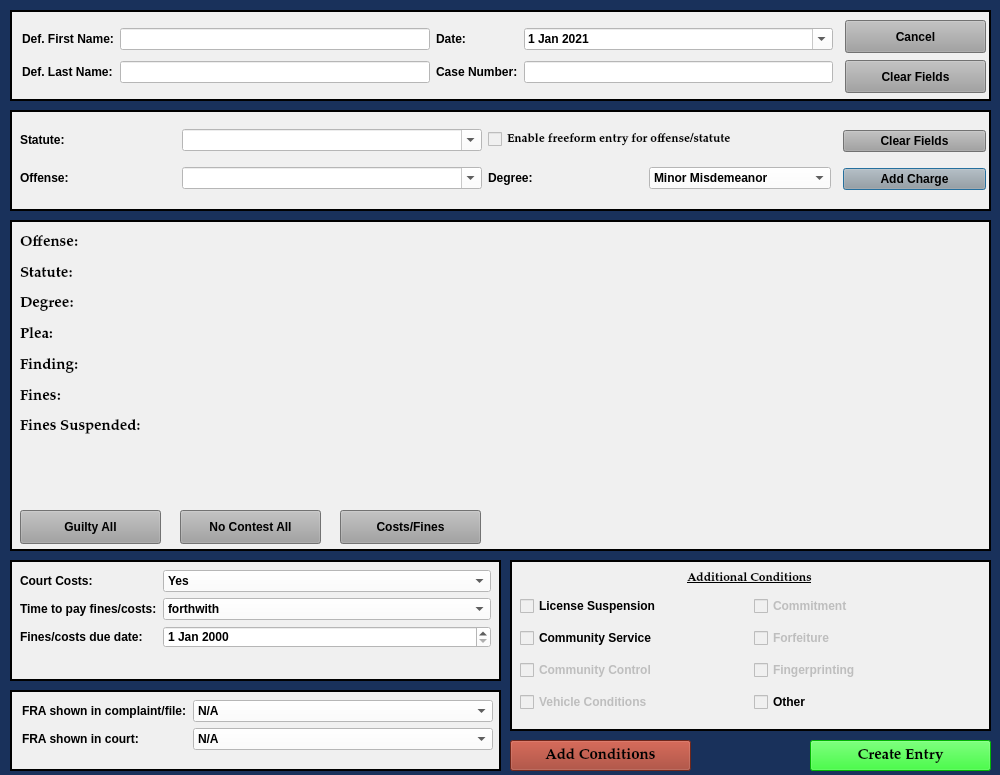
This is resources/ui/MinorMisdemeanorDialog.ui in HunterProgram22/MuniEntry as Qt 5 draws it before an edit. The edited form follows.
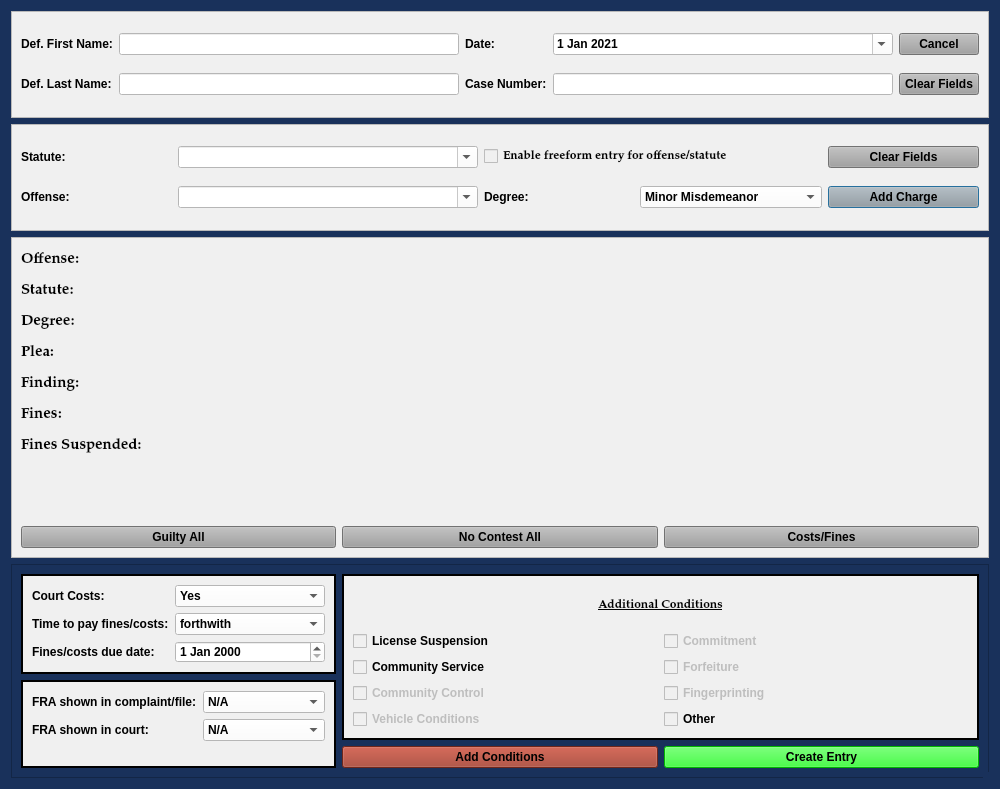
This is the edited form.

Diff of the .ui file:
```diff
--- a/resources/ui/MinorMisdemeanorDialog.ui
+++ b/resources/ui/MinorMisdemeanorDialog.ui
@@ -10,7 +10,7 @@
     <x>0</x>
     <y>0</y>
     <width>1000</width>
-    <height>775</height>
+    <height>789</height>
    </rect>
   </property>
   <property name="sizePolicy">
@@ -21,8 +21,8 @@
   </property>
   <property name="minimumSize">
    <size>
-    <width>1000</width>
-    <height>775</height>
+    <width>0</width>
+    <height>0</height>
    </size>
   </property>
   <property name="maximumSize">
@@ -142,53 +142,61 @@
 font: 75 11pt &quot;Palatino Linotype&quot;;
 font-weight: bold;</string>
   </property>
+  <property name="sizeGripEnabled">
+   <bool>true</bool>
+  </property>
   <property name="modal">
    <bool>true</bool>
   </property>
-  <widget class="QFrame" name="frame">
-   <property name="geometry">
-    <rect>
-     <x>10</x>
-     <y>110</y>
-     <width>981</width>
-     <height>101</height>
-    </rect>
-   </property>
-   <property name="sizePolicy">
-    <sizepolicy hsizetype="Fixed" vsizetype="Maximum">
-     <horstretch>0</horstretch>
-     <verstretch>0</verstretch>
-    </sizepolicy>
-   </property>
-   <property name="autoFillBackground">
-    <bool>false</bool>
-   </property>
+  <layout class="QVBoxLayout" name="verticalLayout" stretch="1,1,3,2">
+   <item>
+    <widget class="QFrame" name="frame_2">
    <property name="styleSheet">
-    <string notr="true">background-color: rgb(240, 240, 240);
-
-</string>
+      <string notr="true">background-color: rgb(240, 240, 240);</string>
    </property>
    <property name="frameShape">
-    <enum>QFrame::Box</enum>
+      <enum>QFrame::StyledPanel</enum>
    </property>
    <property name="frameShadow">
-    <enum>QFrame::Plain</enum>
-   </property>
-   <property name="lineWidth">
-    <number>2</number>
-   </property>
-   <widget class="QWidget" name="layoutWidget">
-    <property name="geometry">
-     <rect>
-      <x>833</x>
-      <y>10</y>
-      <width>143</width>
-      <height>81</height>
-     </rect>
+      <enum>QFrame::Raised</enum>
     </property>
     <layout class="QGridLayout" name="gridLayout">
+      <item row="1" column="0">
+       <widget class="QLabel" name="label_2">
+        <property name="text">
+         <string>Def. Last Name:</string>
+        </property>
+       </widget>
+      </item>
+      <item row="1" column="2">
+       <widget class="QLabel" name="label_3">
+        <property name="text">
+         <string>Case Number:</string>
+        </property>
+       </widget>
+      </item>
+      <item row="1" column="3">
+       <widget class="QLineEdit" name="case_number_lineEdit">
+        <property name="maximumSize">
+         <size>
+          <width>500</width>
+          <height>16777215</height>
+         </size>
+        </property>
+        <property name="styleSheet">
+         <string notr="true">background-color: rgb(255, 255, 255);</string>
+        </property>
+       </widget>
+      </item>
      <item row="0" column="0">
-      <widget class="QPushButton" name="clear_fields_charge_Button">
+       <widget class="QLabel" name="label">
+        <property name="text">
+         <string>Def. First Name:</string>
+        </property>
+       </widget>
+      </item>
+      <item row="1" column="4">
+       <widget class="QPushButton" name="clear_fields_case_Button">
        <property name="focusPolicy">
         <enum>Qt::NoFocus</enum>
        </property>
@@ -200,28 +208,91 @@
        </property>
       </widget>
      </item>
-     <item row="2" column="0">
-      <widget class="QPushButton" name="add_charge_Button">
+      <item row="0" column="4">
+       <widget class="QPushButton" name="cancel_Button">
+        <property name="focusPolicy">
+         <enum>Qt::NoFocus</enum>
+        </property>
        <property name="styleSheet">
         <string notr="true">background-color: rgb(160, 160, 160);</string>
        </property>
        <property name="text">
-        <string>Add Charge</string>
+         <string>Cancel</string>
+        </property>
+       </widget>
+      </item>
+      <item row="0" column="3">
+       <widget class="QDateEdit" name="plea_trial_date">
+        <property name="focusPolicy">
+         <enum>Qt::NoFocus</enum>
+        </property>
+        <property name="styleSheet">
+         <string notr="true">background-color: rgb(255, 255, 255);</string>
+        </property>
+        <property name="minimumDate">
+         <date>
+          <year>2021</year>
+          <month>1</month>
+          <day>1</day>
+         </date>
+        </property>
+        <property name="calendarPopup">
+         <bool>true</bool>
+        </property>
+        <property name="date">
+         <date>
+          <year>2021</year>
+          <month>1</month>
+          <day>1</day>
+         </date>
+        </property>
+       </widget>
+      </item>
+      <item row="1" column="1">
+       <widget class="QLineEdit" name="defendant_last_name_lineEdit">
+        <property name="enabled">
+         <bool>true</bool>
+        </property>
+        <property name="styleSheet">
+         <string notr="true">background-color: rgb(255, 255, 255);</string>
+        </property>
+       </widget>
+      </item>
+      <item row="0" column="1">
+       <widget class="QLineEdit" name="defendant_first_name_lineEdit">
+        <property name="maximumSize">
+         <size>
+          <width>500</width>
+          <height>16777215</height>
+         </size>
+        </property>
+        <property name="styleSheet">
+         <string notr="true">background-color: rgb(255, 255, 255);</string>
+        </property>
+       </widget>
+      </item>
+      <item row="0" column="2">
+       <widget class="QLabel" name="label_26">
+        <property name="text">
+         <string>Date:</string>
        </property>
       </widget>
      </item>
     </layout>
    </widget>
-   <widget class="QWidget" name="layoutWidget">
-    <property name="geometry">
-     <rect>
-      <x>10</x>
-      <y>9</y>
-      <width>811</width>
-      <height>81</height>
-     </rect>
-    </property>
-    <layout class="QGridLayout" name="gridLayout_3">
+   </item>
+   <item>
+    <widget class="QFrame" name="frame_3">
+     <property name="styleSheet">
+      <string notr="true">background-color: rgb(240, 240, 240);</string>
+     </property>
+     <property name="frameShape">
+      <enum>QFrame::StyledPanel</enum>
+     </property>
+     <property name="frameShadow">
+      <enum>QFrame::Raised</enum>
+     </property>
+     <layout class="QGridLayout" name="gridLayout_2">
      <item row="0" column="0">
       <widget class="QLabel" name="label_6">
        <property name="text">
@@ -229,6 +300,29 @@
        </property>
       </widget>
      </item>
+      <item row="1" column="1">
+       <widget class="QComboBox" name="offense_choice_box">
+        <property name="minimumSize">
+         <size>
+          <width>300</width>
+          <height>0</height>
+         </size>
+        </property>
+        <property name="styleSheet">
+         <string notr="true">background-color: rgb(255, 255, 255);</string>
+        </property>
+        <property name="editable">
+         <bool>true</bool>
+        </property>
+       </widget>
+      </item>
+      <item row="1" column="2">
+       <widget class="QLabel" name="label_23">
+        <property name="text">
+         <string>Degree:</string>
+        </property>
+       </widget>
+      </item>
      <item row="0" column="1">
       <widget class="QComboBox" name="statute_choice_box">
        <property name="enabled">
@@ -251,28 +345,6 @@
        </property>
       </widget>
      </item>
-     <item row="0" column="2" colspan="2">
-      <widget class="QCheckBox" name="freeform_entry_checkBox">
-       <property name="font">
-        <font>
-         <family>Palatino Linotype</family>
-         <pointsize>9</pointsize>
-         <weight>9</weight>
-         <italic>false</italic>
-         <bold>false</bold>
-        </font>
-       </property>
-       <property name="focusPolicy">
-        <enum>Qt::NoFocus</enum>
-       </property>
-       <property name="styleSheet">
-        <string notr="true">font: 75 9pt &quot;Palatino Linotype&quot;;</string>
-       </property>
-       <property name="text">
-        <string>Enable freeform entry for offense/statute</string>
-       </property>
-      </widget>
-     </item>
      <item row="1" column="0">
       <widget class="QLabel" name="label_15">
        <property name="text">
@@ -280,26 +352,16 @@
        </property>
       </widget>
      </item>
-     <item row="1" column="1">
-      <widget class="QComboBox" name="offense_choice_box">
-       <property name="minimumSize">
-        <size>
-         <width>300</width>
-         <height>0</height>
-        </size>
+      <item row="0" column="4">
+       <widget class="QPushButton" name="clear_fields_charge_Button">
+        <property name="focusPolicy">
+         <enum>Qt::NoFocus</enum>
        </property>
        <property name="styleSheet">
-        <string notr="true">background-color: rgb(255, 255, 255);</string>
-       </property>
-       <property name="editable">
-        <bool>true</bool>
-       </property>
-      </widget>
-     </item>
-     <item row="1" column="2">
-      <widget class="QLabel" name="label_23">
+         <string notr="true">background-color: rgb(160, 160, 160);</string>
+        </property>
        <property name="text">
-        <string>Degree:</string>
+         <string>Clear Fields</string>
        </property>
       </widget>
      </item>
@@ -346,48 +408,56 @@
        </item>
       </widget>
      </item>
-    </layout>
-   </widget>
-  </widget>
-  <widget class="QFrame" name="frame_2">
-   <property name="geometry">
-    <rect>
-     <x>10</x>
-     <y>220</y>
-     <width>981</width>
-     <height>331</height>
-    </rect>
-   </property>
+      <item row="1" column="4">
+       <widget class="QPushButton" name="add_charge_Button">
+        <property name="styleSheet">
+         <string notr="true">background-color: rgb(160, 160, 160);</string>
+        </property>
+        <property name="text">
+         <string>Add Charge</string>
+        </property>
+       </widget>
+      </item>
+      <item row="0" column="2" colspan="2">
+       <widget class="QCheckBox" name="freeform_entry_checkBox">
    <property name="font">
     <font>
      <family>Palatino Linotype</family>
-     <pointsize>11</pointsize>
-     <weight>75</weight>
+          <pointsize>9</pointsize>
+          <weight>9</weight>
      <italic>false</italic>
-     <bold>true</bold>
-    </font>
-   </property>
+          <bold>false</bold>
+         </font>
+        </property>
+        <property name="focusPolicy">
+         <enum>Qt::NoFocus</enum>
+        </property>
+        <property name="styleSheet">
+         <string notr="true">font: 75 9pt &quot;Palatino Linotype&quot;;</string>
+        </property>
+        <property name="text">
+         <string>Enable freeform entry for offense/statute</string>
+        </property>
+       </widget>
+      </item>
+     </layout>
+    </widget>
+   </item>
+   <item>
+    <widget class="QFrame" name="frame">
    <property name="styleSheet">
     <string notr="true">background-color: rgb(240, 240, 240);</string>
    </property>
    <property name="frameShape">
-    <enum>QFrame::Box</enum>
+      <enum>QFrame::StyledPanel</enum>
    </property>
    <property name="frameShadow">
-    <enum>QFrame::Plain</enum>
-   </property>
-   <property name="lineWidth">
-    <number>2</number>
-   </property>
-   <widget class="QWidget" name="layoutWidget_2">
-    <property name="geometry">
-     <rect>
-      <x>10</x>
-      <y>10</y>
-      <width>961</width>
-      <height>271</height>
-     </rect>
-    </property>
+      <enum>QFrame::Raised</enum>
+     </property>
+     <layout class="QVBoxLayout" name="verticalLayout_2">
+      <item>
+       <layout class="QGridLayout" name="gridLayout_3">
+        <item row="0" column="0" colspan="3">
     <layout class="QGridLayout" name="charges_gridLayout">
      <item row="4" column="0">
       <widget class="QLabel" name="label_14">
@@ -519,16 +589,9 @@
       </widget>
      </item>
     </layout>
-   </widget>
+        </item>
+        <item row="1" column="0">
    <widget class="QPushButton" name="guilty_all_Button">
-    <property name="geometry">
-     <rect>
-      <x>10</x>
-      <y>290</y>
-      <width>141</width>
-      <height>34</height>
-     </rect>
-    </property>
     <property name="focusPolicy">
      <enum>Qt::NoFocus</enum>
     </property>
@@ -539,15 +602,9 @@
      <string>Guilty All</string>
     </property>
    </widget>
+        </item>
+        <item row="1" column="1">
    <widget class="QPushButton" name="no_contest_all_Button">
-    <property name="geometry">
-     <rect>
-      <x>170</x>
-      <y>290</y>
-      <width>141</width>
-      <height>34</height>
-     </rect>
-    </property>
     <property name="focusPolicy">
      <enum>Qt::NoFocus</enum>
     </property>
@@ -558,15 +615,9 @@
      <string>No Contest All</string>
     </property>
    </widget>
+        </item>
+        <item row="1" column="2">
    <widget class="QPushButton" name="costs_and_fines_Button">
-    <property name="geometry">
-     <rect>
-      <x>330</x>
-      <y>290</y>
-      <width>141</width>
-      <height>34</height>
-     </rect>
-    </property>
     <property name="focusPolicy">
      <enum>Qt::NoFocus</enum>
     </property>
@@ -580,186 +631,26 @@
      <bool>false</bool>
     </property>
    </widget>
-  </widget>
-  <widget class="QFrame" name="frame_3">
-   <property name="geometry">
-    <rect>
-     <x>10</x>
-     <y>10</y>
-     <width>981</width>
-     <height>91</height>
-    </rect>
-   </property>
-   <property name="sizePolicy">
-    <sizepolicy hsizetype="Fixed" vsizetype="Fixed">
-     <horstretch>0</horstretch>
-     <verstretch>0</verstretch>
-    </sizepolicy>
-   </property>
-   <property name="styleSheet">
-    <string notr="true">background-color: rgb(240, 240, 240);
-border-color: rgb(160, 48, 35);</string>
-   </property>
-   <property name="frameShape">
-    <enum>QFrame::Box</enum>
-   </property>
-   <property name="frameShadow">
-    <enum>QFrame::Plain</enum>
-   </property>
-   <property name="lineWidth">
-    <number>2</number>
-   </property>
-   <widget class="QPushButton" name="clear_fields_case_Button">
-    <property name="geometry">
-     <rect>
-      <x>835</x>
-      <y>50</y>
-      <width>141</width>
-      <height>33</height>
-     </rect>
-    </property>
-    <property name="focusPolicy">
-     <enum>Qt::NoFocus</enum>
-    </property>
-    <property name="styleSheet">
-     <string notr="true">background-color: rgb(160, 160, 160);</string>
-    </property>
-    <property name="text">
-     <string>Clear Fields</string>
-    </property>
-   </widget>
-   <widget class="QPushButton" name="cancel_Button">
-    <property name="geometry">
-     <rect>
-      <x>835</x>
-      <y>10</y>
-      <width>141</width>
-      <height>33</height>
-     </rect>
-    </property>
-    <property name="focusPolicy">
-     <enum>Qt::NoFocus</enum>
-    </property>
-    <property name="styleSheet">
-     <string notr="true">background-color: rgb(160, 160, 160);</string>
-    </property>
-    <property name="text">
-     <string>Cancel</string>
-    </property>
-   </widget>
-   <widget class="QWidget" name="">
-    <property name="geometry">
-     <rect>
-      <x>12</x>
-      <y>13</y>
-      <width>811</width>
-      <height>66</height>
-     </rect>
-    </property>
-    <layout class="QGridLayout" name="gridLayout_2">
-     <item row="0" column="0">
-      <widget class="QLabel" name="label">
-       <property name="text">
-        <string>Def. First Name:</string>
-       </property>
-      </widget>
-     </item>
-     <item row="0" column="1">
-      <widget class="QLineEdit" name="defendant_first_name_lineEdit">
-       <property name="maximumSize">
-        <size>
-         <width>500</width>
-         <height>16777215</height>
-        </size>
-       </property>
-       <property name="styleSheet">
-        <string notr="true">background-color: rgb(255, 255, 255);</string>
-       </property>
-      </widget>
-     </item>
-     <item row="0" column="2">
-      <widget class="QLabel" name="label_26">
-       <property name="text">
-        <string>Date:</string>
-       </property>
-      </widget>
-     </item>
-     <item row="0" column="3">
-      <widget class="QDateEdit" name="plea_trial_date">
-       <property name="focusPolicy">
-        <enum>Qt::NoFocus</enum>
-       </property>
-       <property name="styleSheet">
-        <string notr="true">background-color: rgb(255, 255, 255);</string>
-       </property>
-       <property name="minimumDate">
-        <date>
-         <year>2021</year>
-         <month>1</month>
-         <day>1</day>
-        </date>
-       </property>
-       <property name="calendarPopup">
-        <bool>true</bool>
-       </property>
-       <property name="date">
-        <date>
-         <year>2021</year>
-         <month>1</month>
-         <day>1</day>
-        </date>
-       </property>
-      </widget>
-     </item>
-     <item row="1" column="0">
-      <widget class="QLabel" name="label_2">
-       <property name="text">
-        <string>Def. Last Name:</string>
-       </property>
-      </widget>
-     </item>
-     <item row="1" column="1">
-      <widget class="QLineEdit" name="defendant_last_name_lineEdit">
-       <property name="enabled">
-        <bool>true</bool>
-       </property>
-       <property name="styleSheet">
-        <string notr="true">background-color: rgb(255, 255, 255);</string>
-       </property>
-      </widget>
-     </item>
-     <item row="1" column="2">
-      <widget class="QLabel" name="label_3">
-       <property name="text">
-        <string>Case Number:</string>
-       </property>
-      </widget>
-     </item>
-     <item row="1" column="3">
-      <widget class="QLineEdit" name="case_number_lineEdit">
-       <property name="maximumSize">
-        <size>
-         <width>500</width>
-         <height>16777215</height>
-        </size>
-       </property>
-       <property name="styleSheet">
-        <string notr="true">background-color: rgb(255, 255, 255);</string>
-       </property>
-      </widget>
-     </item>
-    </layout>
-   </widget>
-  </widget>
+        </item>
+       </layout>
+      </item>
+     </layout>
+    </widget>
+   </item>
+   <item>
   <widget class="QFrame" name="frame_4">
-   <property name="geometry">
-    <rect>
-     <x>10</x>
-     <y>560</y>
-     <width>491</width>
-     <height>121</height>
-    </rect>
-   </property>
+     <property name="styleSheet">
+      <string notr="true">background-color: rgb(25, 49, 91);</string>
+     </property>
+     <property name="frameShape">
+      <enum>QFrame::StyledPanel</enum>
+     </property>
+     <property name="frameShadow">
+      <enum>QFrame::Raised</enum>
+     </property>
+     <layout class="QGridLayout" name="gridLayout_4">
+      <item row="0" column="0">
+       <widget class="QFrame" name="frame_5">
    <property name="styleSheet">
     <string notr="true">background-color: rgb(240, 240, 240);</string>
    </property>
@@ -771,15 +662,6 @@
    </property>
    <property name="lineWidth">
     <number>2</number>
-   </property>
-   <widget class="QWidget" name="layoutWidget">
-    <property name="geometry">
-     <rect>
-      <x>10</x>
-      <y>10</y>
-      <width>471</width>
-      <height>99</height>
-     </rect>
     </property>
     <layout class="QFormLayout" name="formLayout">
      <item row="0" column="0">
@@ -856,127 +738,9 @@
      </item>
     </layout>
    </widget>
-  </widget>
-  <widget class="QPushButton" name="create_entry_Button">
-   <property name="geometry">
-    <rect>
-     <x>810</x>
-     <y>740</y>
-     <width>181</width>
-     <height>31</height>
-    </rect>
-   </property>
-   <property name="styleSheet">
-    <string notr="true">background-color: rgb(0, 255, 0);</string>
-   </property>
-   <property name="text">
-    <string>Create Entry</string>
-   </property>
-   <property name="autoDefault">
-    <bool>false</bool>
-   </property>
-  </widget>
-  <widget class="QFrame" name="frame_5">
-   <property name="geometry">
-    <rect>
-     <x>10</x>
-     <y>690</y>
-     <width>491</width>
-     <height>81</height>
-    </rect>
-   </property>
-   <property name="styleSheet">
-    <string notr="true">background-color: rgb(240, 240, 240);</string>
-   </property>
-   <property name="frameShape">
-    <enum>QFrame::Box</enum>
-   </property>
-   <property name="frameShadow">
-    <enum>QFrame::Plain</enum>
-   </property>
-   <property name="lineWidth">
-    <number>2</number>
-   </property>
-   <widget class="QWidget" name="">
-    <property name="geometry">
-     <rect>
-      <x>12</x>
-      <y>10</y>
-      <width>471</width>
-      <height>66</height>
-     </rect>
-    </property>
-    <layout class="QFormLayout" name="formLayout_2">
-     <item row="0" column="0">
-      <widget class="QLabel" name="label_21">
-       <property name="text">
-        <string>FRA shown in complaint/file:</string>
-       </property>
-      </widget>
-     </item>
-     <item row="0" column="1">
-      <widget class="QComboBox" name="fra_in_file_box">
-       <property name="styleSheet">
-        <string notr="true">background-color: rgb(255, 255, 255);</string>
-       </property>
-       <item>
-        <property name="text">
-         <string>N/A</string>
-        </property>
-       </item>
-       <item>
-        <property name="text">
-         <string>Yes</string>
-        </property>
-       </item>
-       <item>
-        <property name="text">
-         <string>No</string>
-        </property>
-       </item>
-      </widget>
-     </item>
-     <item row="1" column="0">
-      <widget class="QLabel" name="label_22">
-       <property name="text">
-        <string>FRA shown in court:</string>
-       </property>
-      </widget>
-     </item>
-     <item row="1" column="1">
-      <widget class="QComboBox" name="fra_in_court_box">
-       <property name="styleSheet">
-        <string notr="true">background-color: rgb(255, 255, 255);</string>
-       </property>
-       <item>
-        <property name="text">
-         <string>N/A</string>
-        </property>
-       </item>
-       <item>
-        <property name="text">
-         <string>Yes</string>
-        </property>
-       </item>
-       <item>
-        <property name="text">
-         <string>No</string>
-        </property>
-       </item>
-      </widget>
-     </item>
-    </layout>
-   </widget>
-  </widget>
+      </item>
+      <item row="0" column="1" rowspan="2" colspan="2">
   <widget class="QFrame" name="frame_6">
-   <property name="geometry">
-    <rect>
-     <x>510</x>
-     <y>560</y>
-     <width>481</width>
-     <height>171</height>
-    </rect>
-   </property>
    <property name="styleSheet">
     <string notr="true">background-color: rgb(240, 240, 240);
 font: 75 9pt &quot;Palatino Linotype&quot;;
@@ -991,15 +755,9 @@
    <property name="lineWidth">
     <number>2</number>
    </property>
+        <layout class="QGridLayout" name="gridLayout_6">
+         <item row="0" column="0">
    <widget class="QLabel" name="label_24">
-    <property name="geometry">
-     <rect>
-      <x>14</x>
-      <y>10</y>
-      <width>451</width>
-      <height>16</height>
-     </rect>
-    </property>
     <property name="font">
      <font>
       <family>Palatino Linotype</family>
@@ -1017,15 +775,8 @@
      <set>Qt::AlignCenter</set>
     </property>
    </widget>
-   <widget class="QWidget" name="layoutWidget">
-    <property name="geometry">
-     <rect>
-      <x>10</x>
-      <y>30</y>
-      <width>461</width>
-      <height>131</height>
-     </rect>
-    </property>
+         </item>
+         <item row="1" column="0">
     <layout class="QGridLayout" name="gridLayout_5">
      <item row="0" column="0">
       <widget class="QCheckBox" name="license_suspension_checkBox">
@@ -1117,17 +868,88 @@
       </widget>
      </item>
     </layout>
-   </widget>
-  </widget>
+         </item>
+        </layout>
+       </widget>
+      </item>
+      <item row="1" column="0" rowspan="2">
+       <widget class="QFrame" name="frame_7">
+        <property name="styleSheet">
+         <string notr="true">background-color: rgb(240, 240, 240);</string>
+        </property>
+        <property name="frameShape">
+         <enum>QFrame::Box</enum>
+        </property>
+        <property name="frameShadow">
+         <enum>QFrame::Plain</enum>
+        </property>
+        <property name="lineWidth">
+         <number>2</number>
+        </property>
+        <layout class="QFormLayout" name="formLayout_2">
+         <item row="0" column="0">
+          <widget class="QLabel" name="label_21">
+           <property name="text">
+            <string>FRA shown in complaint/file:</string>
+           </property>
+          </widget>
+         </item>
+         <item row="0" column="1">
+          <widget class="QComboBox" name="fra_in_file_box">
+           <property name="styleSheet">
+            <string notr="true">background-color: rgb(255, 255, 255);</string>
+           </property>
+           <item>
+            <property name="text">
+             <string>N/A</string>
+            </property>
+           </item>
+           <item>
+            <property name="text">
+             <string>Yes</string>
+            </property>
+           </item>
+           <item>
+            <property name="text">
+             <string>No</string>
+            </property>
+           </item>
+          </widget>
+         </item>
+         <item row="1" column="0">
+          <widget class="QLabel" name="label_22">
+           <property name="text">
+            <string>FRA shown in court:</string>
+           </property>
+          </widget>
+         </item>
+         <item row="1" column="1">
+          <widget class="QComboBox" name="fra_in_court_box">
+           <property name="styleSheet">
+            <string notr="true">background-color: rgb(255, 255, 255);</string>
+           </property>
+           <item>
+            <property name="text">
+             <string>N/A</string>
+            </property>
+           </item>
+           <item>
+            <property name="text">
+             <string>Yes</string>
+            </property>
+           </item>
+           <item>
+            <property name="text">
+             <string>No</string>
+            </property>
+           </item>
+          </widget>
+         </item>
+        </layout>
+       </widget>
+      </item>
+      <item row="2" column="1">
   <widget class="QPushButton" name="add_conditions_Button">
-   <property name="geometry">
-    <rect>
-     <x>510</x>
-     <y>740</y>
-     <width>181</width>
-     <height>31</height>
-    </rect>
-   </property>
    <property name="styleSheet">
     <string notr="true">background-color: rgb(157, 53, 36);</string>
    </property>
@@ -1138,6 +960,24 @@
     <bool>false</bool>
    </property>
   </widget>
+      </item>
+      <item row="2" column="2">
+       <widget class="QPushButton" name="create_entry_Button">
+        <property name="styleSheet">
+         <string notr="true">background-color: rgb(0, 255, 0);</string>
+        </property>
+        <property name="text">
+         <string>Create Entry</string>
+        </property>
+        <property name="autoDefault">
+         <bool>false</bool>
+        </property>
+       </widget>
+      </item>
+     </layout>
+    </widget>
+   </item>
+  </layout>
  </widget>
  <tabstops>
   <tabstop>defendant_first_name_lineEdit</tabstop>
```
Left out of the diff: 1 changed line with no effect on the pictures. Lines whose indentation alone changed are shown as unchanged.
